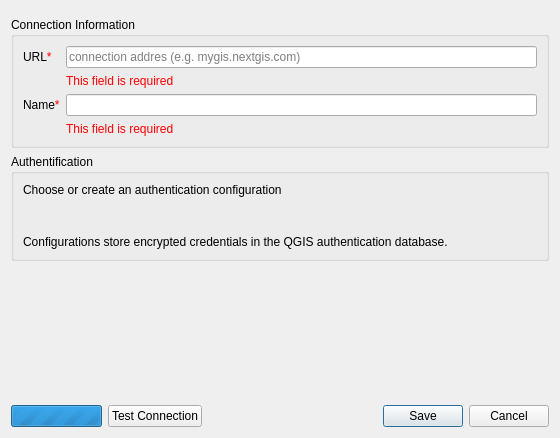
Before: the Qt Designer form src/nextgis_connect/ngw_connection/ngw_connection_edit_dialog_base.ui in nextgis/nextgis_connect, drawn with Qt 5.
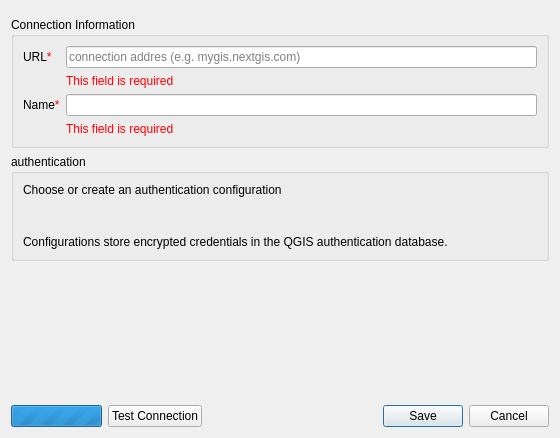
After: the same form once the commit is applied. Custom widgets are drawn as their Qt base class.

Patch:
```diff
--- a/src/nextgis_connect/ngw_connection/ngw_connection_edit_dialog_base.ui
+++ b/src/nextgis_connect/ngw_connection/ngw_connection_edit_dialog_base.ui
@@ -90,7 +90,7 @@
       </sizepolicy>
      </property>
      <property name="title">
-      <string>Authentification</string>
+      <string>authentication</string>
      </property>
      <layout class="QVBoxLayout" name="verticalLayout_3">
       <item>
```
